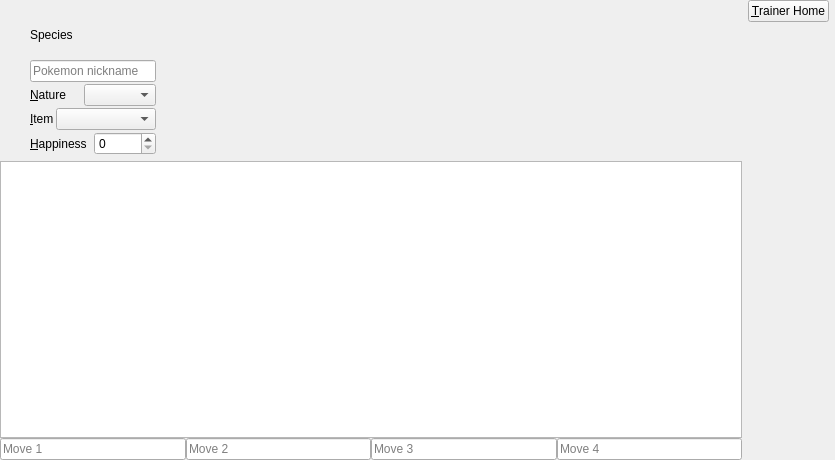
Above: src/Teambuilder/Teambuilder/pokeedit.ui from po-devs/pokemon-online before the change. Below: the same form after it.
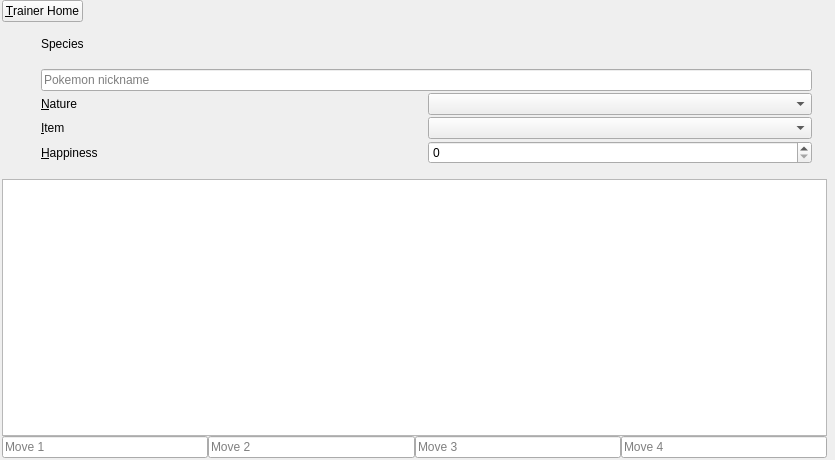
That is the form after the change. Custom widgets are drawn as their Qt base class.

Diff of the .ui file:
```diff
--- a/src/Teambuilder/Teambuilder/pokeedit.ui
+++ b/src/Teambuilder/Teambuilder/pokeedit.ui
@@ -13,11 +13,20 @@
   <property name="windowTitle">
    <string>Form</string>
   </property>
-  <layout class="QGridLayout" name="gridLayout_2" columnstretch="0,0,100,0,0,0,0">
-   <property name="margin">
+  <layout class="QVBoxLayout" name="vertical" stretch="0,0,0">
+   <property name="leftMargin">
+    <number>2</number>
+   </property>
+   <property name="topMargin">
     <number>0</number>
    </property>
-   <item row="0" column="3" colspan="3">
+   <property name="rightMargin">
+    <number>2</number>
+   </property>
+   <property name="bottomMargin">
+    <number>2</number>
+   </property>
+   <item>
     <widget class="QPushButton" name="done">
      <property name="sizePolicy">
       <sizepolicy hsizetype="Fixed" vsizetype="Fixed">
@@ -30,7 +39,9 @@
      </property>
     </widget>
    </item>
-   <item row="1" column="0">
+   <item>
+    <layout class="QHBoxLayout" name="horizontalPoke">
+     <item>
     <widget class="QToolButton" name="pokemonFrame">
      <property name="autoRaise">
       <bool>true</bool>
@@ -68,79 +79,8 @@
      </layout>
     </widget>
    </item>
-   <item row="3" column="0" colspan="3">
-    <layout class="QGridLayout" name="gridLayout_3">
-     <property name="spacing">
-      <number>0</number>
-     </property>
-     <item row="0" column="0" colspan="4">
-      <widget class="QTableView" name="moveChoice">
-       <property name="selectionMode">
-        <enum>QAbstractItemView::SingleSelection</enum>
-       </property>
-       <property name="selectionBehavior">
-        <enum>QAbstractItemView::SelectRows</enum>
-       </property>
-       <property name="showGrid">
-        <bool>false</bool>
-       </property>
-       <property name="sortingEnabled">
-        <bool>true</bool>
-       </property>
-       <attribute name="horizontalHeaderShowSortIndicator" stdset="0">
-        <bool>true</bool>
-       </attribute>
-       <attribute name="horizontalHeaderStretchLastSection">
-        <bool>true</bool>
-       </attribute>
-       <attribute name="verticalHeaderVisible">
-        <bool>false</bool>
-       </attribute>
-       <attribute name="verticalHeaderDefaultSectionSize">
-        <number>22</number>
-       </attribute>
-      </widget>
-     </item>
-     <item row="1" column="0">
-      <widget class="QLineEdit" name="move1">
-       <property name="placeholderText">
-        <string>Move 1</string>
-       </property>
-      </widget>
-     </item>
-     <item row="1" column="1">
-      <widget class="QLineEdit" name="move2">
-       <property name="placeholderText">
-        <string>Move 2</string>
-       </property>
-      </widget>
-     </item>
-     <item row="1" column="2">
-      <widget class="QLineEdit" name="move3">
-       <property name="placeholderText">
-        <string>Move 3</string>
-       </property>
-      </widget>
-     </item>
-     <item row="1" column="3">
-      <widget class="QLineEdit" name="move4">
-       <property name="placeholderText">
-        <string>Move 4</string>
-       </property>
-      </widget>
-     </item>
-    </layout>
-   </item>
-   <item row="3" column="3" colspan="4">
-    <widget class="IvBox" name="ivbox" native="true"/>
-   </item>
-   <item row="0" column="6" rowspan="2">
-    <widget class="PokeLevelSettings" name="levelSettings"/>
-   </item>
-   <item row="1" column="2" colspan="4">
-    <widget class="EvBox" name="evbox" native="true"/>
-   </item>
-   <item row="1" column="1">
+     <item>
+      <widget class="QWidget" name="SpeciesContainer" native="true">
     <layout class="QVBoxLayout" name="verticalLayout">
      <property name="spacing">
       <number>2</number>
@@ -237,7 +177,7 @@
         <widget class="QComboBox" name="item">
          <property name="minimumSize">
           <size>
-           <width>100</width>
+              <width>130</width>
            <height>0</height>
           </size>
          </property>
@@ -270,6 +210,96 @@
       </layout>
      </item>
     </layout>
+      </widget>
+     </item>
+     <item>
+      <widget class="EvBox" name="evbox" native="true"/>
+     </item>
+     <item>
+      <widget class="PokeLevelSettings" name="levelSettings"/>
+     </item>
+    </layout>
+   </item>
+   <item>
+    <layout class="QHBoxLayout" name="horizontalMove">
+     <item>
+      <widget class="QWidget" name="moveContainer" native="true">
+       <property name="sizePolicy">
+        <sizepolicy hsizetype="Expanding" vsizetype="Expanding">
+         <horstretch>255</horstretch>
+         <verstretch>255</verstretch>
+        </sizepolicy>
+       </property>
+       <layout class="QGridLayout" name="gridLayout_3">
+        <property name="margin">
+         <number>0</number>
+        </property>
+        <property name="spacing">
+         <number>0</number>
+        </property>
+        <item row="1" column="0">
+         <widget class="QLineEdit" name="move1">
+          <property name="placeholderText">
+           <string>Move 1</string>
+          </property>
+         </widget>
+        </item>
+        <item row="1" column="1">
+         <widget class="QLineEdit" name="move2">
+          <property name="placeholderText">
+           <string>Move 2</string>
+          </property>
+         </widget>
+        </item>
+        <item row="1" column="2">
+         <widget class="QLineEdit" name="move3">
+          <property name="placeholderText">
+           <string>Move 3</string>
+          </property>
+         </widget>
+        </item>
+        <item row="1" column="3">
+         <widget class="QLineEdit" name="move4">
+          <property name="placeholderText">
+           <string>Move 4</string>
+          </property>
+         </widget>
+        </item>
+        <item row="0" column="0" colspan="4">
+         <widget class="QTableView" name="moveChoice">
+          <property name="selectionMode">
+           <enum>QAbstractItemView::SingleSelection</enum>
+          </property>
+          <property name="selectionBehavior">
+           <enum>QAbstractItemView::SelectRows</enum>
+          </property>
+          <property name="showGrid">
+           <bool>false</bool>
+          </property>
+          <property name="sortingEnabled">
+           <bool>true</bool>
+          </property>
+          <attribute name="horizontalHeaderShowSortIndicator" stdset="0">
+           <bool>true</bool>
+          </attribute>
+          <attribute name="horizontalHeaderStretchLastSection">
+           <bool>true</bool>
+          </attribute>
+          <attribute name="verticalHeaderVisible">
+           <bool>false</bool>
+          </attribute>
+          <attribute name="verticalHeaderDefaultSectionSize">
+           <number>22</number>
+          </attribute>
+         </widget>
+        </item>
+       </layout>
+      </widget>
+     </item>
+     <item>
+      <widget class="IvBox" name="ivbox" native="true"/>
+     </item>
+    </layout>
    </item>
   </layout>
  </widget>
```
Left out of the diff: 68 changed lines with no effect on the pictures. Lines whose indentation alone changed are shown as unchanged.
